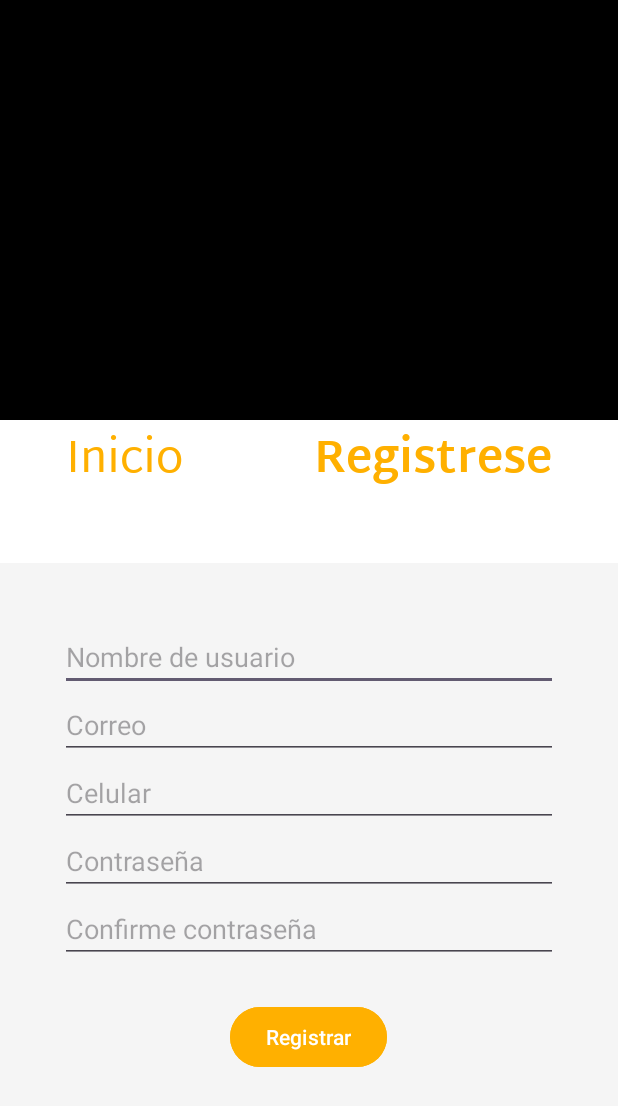
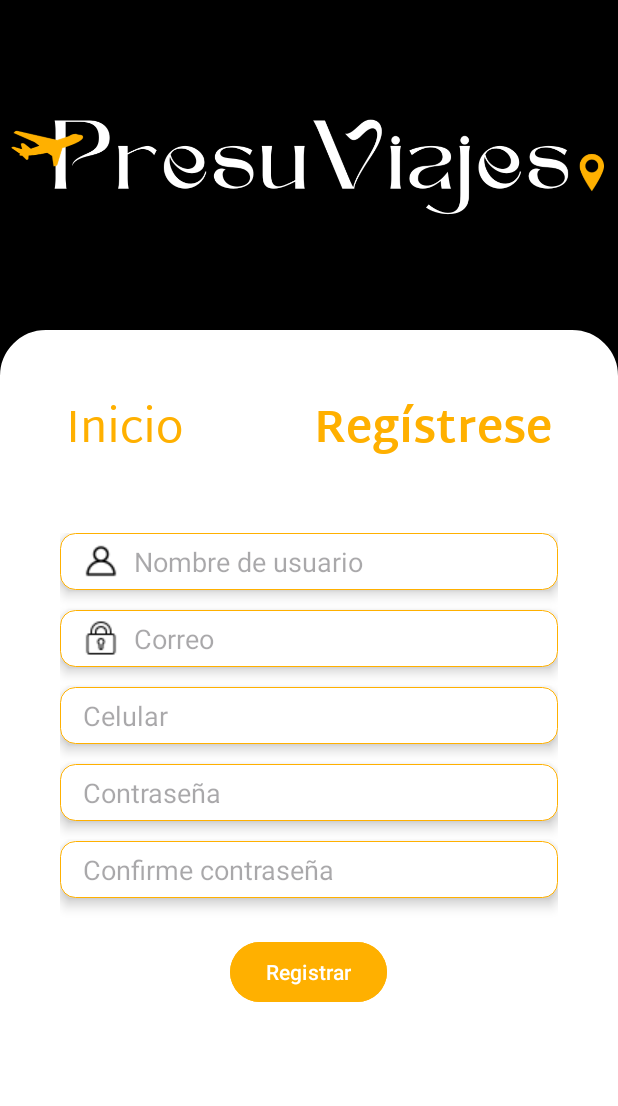
Before and after one commit to GERENCIA-DE-PROYECTOS-TI/PresuViajes, an Android app: the screen it shows after launch (RegistroActivity), on a phone screen of 412 x 824 dp. Shown: the top 1106 px of the screen. Run offline under Robolectric (Android 15) with nearby library versions, the phone set to English and light mode, and no system bars.

Commit message:
"frontend registro"

```diff
--- /dev/null
+++ b/app/src/main/res/drawable/border.xml
@@ -0,0 +1,9 @@
+<?xml version="1.0" encoding="utf-8"?>
+<shape xmlns:android="http://schemas.android.com/apk/res/android"
+    android:shape="rectangle">
+    <solid android:color="@color/white"/>
+    <stroke
+        android:width="1dp"
+        android:color="@color/white" />
+    <corners android:radius="30dp" />
+</shape>
--- /dev/null
+++ b/app/src/main/res/drawable/edittext_border.xml
@@ -0,0 +1,12 @@
+<?xml version="1.0" encoding="utf-8"?>
+<layer-list xmlns:android="http://schemas.android.com/apk/res/android">
+    <item>
+        <shape android:shape="rectangle">
+            <solid android:color="@color/white" /> <!-- Color de fondo del EditText -->
+            <stroke
+                android:width="0.7dp"
+                android:color="#FFB000" />
+            <corners android:radius="10dp" /> <!-- Radio de las esquinas del borde -->
+        </shape>
+    </item>
+</layer-list>
--- a/app/src/main/res/layout/activity_main.xml
+++ b/app/src/main/res/layout/activity_main.xml
@@ -13,7 +13,7 @@
     <ImageView
         android:id="@+id/ImgV"
         android:layout_width="match_parent"
-        android:layout_height="wrap_content"
-        android:src="@drawable/logo_v2" />
+        android:layout_height="300dp"
+        android:src="@drawable/logo_v1" />
 
 </LinearLayout>
--- a/app/src/main/res/layout/activity_registro.xml
+++ b/app/src/main/res/layout/activity_registro.xml
@@ -8,18 +8,23 @@
     tools:context=".RegistroActivity"
     android:background="@color/black">
 
+    <ImageView
+        android:id="@+id/ivLogo"
+        android:layout_width="match_parent"
+        android:layout_height="220dp"
+        android:src="@drawable/logo_v2" />
+
     <LinearLayout
         android:layout_width="match_parent"
         android:layout_height="match_parent"
         android:orientation="vertical"
-        android:background="@color/white"
-        android:layout_marginTop="280dp">
+        android:background="@drawable/border">
 
         <LinearLayout
             android:layout_width="match_parent"
             android:layout_height="wrap_content"
             android:orientation="horizontal"
-            android:layout_marginBottom="40dp">
+            android:layout_marginTop="40dp">
 
             <TextView
                 android:id="@+id/textView7"
@@ -30,7 +35,7 @@
                 android:text="Inicio"
                 android:textColor="@color/orange"
                 android:fontFamily="@font/martel_normal"
-                android:textSize="30dp"/>
+                android:textSize="30dp" />
 
             <TextView
                 android:id="@+id/textView8"
@@ -39,7 +44,7 @@
                 android:layout_weight="1"
                 android:fontFamily="@font/martel_bold"
                 android:gravity="center_horizontal"
-                android:text="Registrese"
+                android:text="Regístrese"
                 android:textAllCaps="false"
                 android:textColor="@color/orange"
                 android:textSize="30dp"
@@ -51,48 +56,76 @@
             android:layout_width="match_parent"
             android:layout_height="match_parent"
             android:orientation="vertical"
-            android:background="@color/fondo"
+            android:background="@color/white"
             android:padding="40dp">
 
             <EditText
                 android:id="@+id/edtUsuario"
                 android:layout_width="match_parent"
-                android:layout_height="wrap_content"
+                android:layout_height="38dp"
                 android:ems="10"
                 android:hint="Nombre de usuario"
-                android:inputType="text" />
+                android:inputType="text"
+                android:paddingStart="15dp"
+                android:paddingEnd="15dp"
+                android:layout_marginBottom="13dp"
+                android:elevation="5dp"
+                android:background="@drawable/edittext_border"
+                android:drawableStart="@drawable/usuario"
+                android:drawablePadding="10dp"/>
 
             <EditText
                 android:id="@+id/edtCorreo"
                 android:layout_width="match_parent"
-                android:layout_height="wrap_content"
+                android:layout_height="38dp"
                 android:ems="10"
                 android:hint="Correo"
-                android:inputType="textEmailAddress" />
+                android:inputType="textEmailAddress"
+                android:paddingStart="15dp"
+                android:paddingEnd="15dp"
+                android:layout_marginBottom="13dp"
+                android:elevation="5dp"
+                android:background="@drawable/edittext_border"
+                android:drawableStart="@drawable/candado"
+                android:drawablePadding="10dp"/>
 
             <EditText
                 android:id="@+id/edtCelular"
                 android:layout_width="match_parent"
-                android:layout_height="wrap_content"
+                android:layout_height="38dp"
                 android:ems="10"
                 android:hint="Celular"
-                android:inputType="phone" />
+                android:inputType="phone"
+                android:paddingStart="15dp"
+                android:paddingEnd="15dp"
+                android:layout_marginBottom="13dp"
+                android:elevation="5dp"
+                android:background="@drawable/edittext_border"/>
 
             <EditText
                 android:id="@+id/edtContrasena"
                 android:layout_width="match_parent"
-                android:layout_height="wrap_content"
+                android:layout_height="38dp"
                 android:ems="10"
+                android:hint="Contraseña"
                 android:inputType="textPassword"
-                android:hint="Contraseña" />
+                android:paddingStart="15dp"
+                android:paddingEnd="15dp"
+                android:layout_marginBottom="13dp"
+                android:elevation="5dp"
+                android:background="@drawable/edittext_border"/>
 
             <EditText
                 android:id="@+id/edtReContrasena"
                 android:layout_width="match_parent"
-                android:layout_height="wrap_content"
+                android:layout_height="38dp"
                 android:ems="10"
                 android:hint="Confirme contraseña"
-                android:inputType="textPassword" />
+                android:inputType="textPassword"
+                android:paddingStart="15dp"
+                android:paddingEnd="15dp"
+                android:elevation="5dp"
+                android:background="@drawable/edittext_border"/>
 
             <Button
                 android:id="@+id/btnRegistrar"
```
Also changed, not shown: app/src/main/res/drawable/candado.png (added), app/src/main/res/drawable/logo_v1.png (added), app/src/main/res/drawable/logo_v2.jpg (deleted), app/src/main/res/drawable/logo_v2.png (added), app/src/main/res/drawable/perro2.png (deleted), app/src/main/res/drawable/usuario.png (added).
